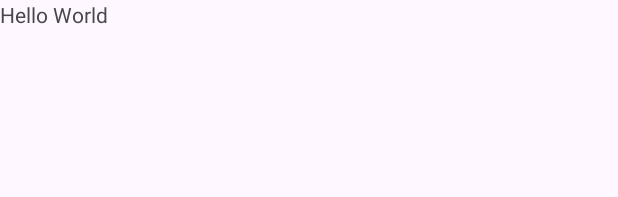
After one commit to kathlynfs/GAS-Hangman, an Android app: the layout fragment_hangman.xml on its own in the app's theme, with its tools: preview values and no code run, on a phone screen of 412 x 824 dp. The commit adds this screen. Shown: the top 197 px of the screen. Run offline under Robolectric (Android 15) with nearby library versions, the phone set to English and light mode, and no system bars.

Commit message:
keyboard can now communicate with hangman fragment

```diff
--- a/app/src/main/java/com/example/gashangman/Key.kt
+++ /dev/null
@@ -1,6 +0,0 @@
-package com.example.gashangman
-
-data class Key (
-    val letter: Char,
-    val pressed: Boolean
-)
--- a/app/src/main/java/com/example/gashangman/KeyboardFragment.kt
+++ b/app/src/main/java/com/example/gashangman/KeyboardFragment.kt
@@ -7,6 +7,7 @@ import android.view.View
 import android.view.ViewGroup
 import android.widget.Button
 import androidx.fragment.app.Fragment
+import androidx.fragment.app.activityViewModels
 import com.example.gashangman.databinding.FragmentKeyboardBinding
 
 class KeyboardFragment : Fragment() {
@@ -20,8 +21,6 @@ class KeyboardFragment : Fragment() {
 
     override fun onCreate(savedInstanceState: Bundle?) {
         super.onCreate(savedInstanceState)
-
-
     }
 
     override fun onCreateView(
@@ -31,6 +30,7 @@ class KeyboardFragment : Fragment() {
     ): View? {
         _binding =
             FragmentKeyboardBinding.inflate(layoutInflater, container, false)
+
         return binding.root
     }
 
@@ -41,6 +41,7 @@ class KeyboardFragment : Fragment() {
 
     override fun onViewCreated(view: View, savedInstanceState: Bundle?) {
         super.onViewCreated(view, savedInstanceState)
+        val viewModel: SharedViewModel by activityViewModels()
         binding.apply {
             letters.forEachIndexed { index, letter ->
                 val buttonId = resources.getIdentifier(letter.toString(), "id", requireActivity().packageName)
@@ -49,6 +50,7 @@ class KeyboardFragment : Fragment() {
                 button.setOnClickListener {
                     it.isEnabled = false
                     keyboardPressed[index] = true
+                    viewModel.setChar(button.text[0])
                 }
             }
         }
--- /dev/null
+++ b/app/src/main/res/layout/fragment_hangman.xml
@@ -0,0 +1,10 @@
+<?xml version="1.0" encoding="utf-8"?>
+<LinearLayout xmlns:android="http://schemas.android.com/apk/res/android"
+    android:orientation="vertical"
+    android:layout_width="match_parent"
+    android:layout_height="match_parent">
+    <TextView android:id="@+id/word"
+        android:layout_width="wrap_content"
+        android:layout_height="wrap_content"
+        android:text="Hello World"/>
+</LinearLayout>
```
Also changed, not shown: app/src/main/java/com/example/gashangman/Hangman.kt (deleted, +0 -8 lines), app/src/main/java/com/example/gashangman/HangmanFragment.kt (added, +80 -0 lines), app/src/main/java/com/example/gashangman/KeyboardListViewModel.kt (deleted, +0 -16 lines), app/src/main/java/com/example/gashangman/SharedViewModel.kt (added, +16 -0 lines), app/src/main/res/layout/activity_main.xml (+14 -5 lines).
